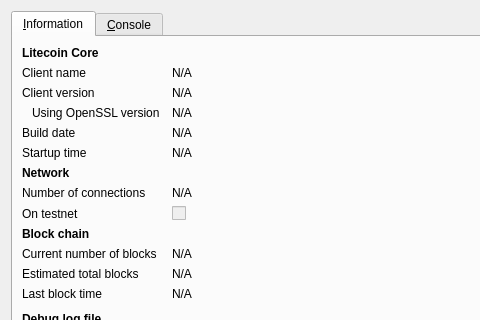
Qt form src/qt/forms/rpcconsole.ui (zvcoin/zcoin-project) before a commit; both pictures show x 0 to 480 and y 0 to 320 of the 740 by 450 pixel window.
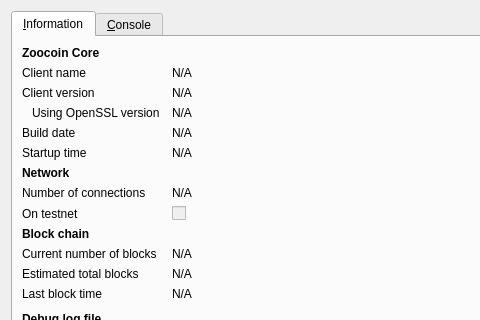
The same form after that commit. Icons and pictures are not drawn.

```diff
--- a/src/qt/forms/rpcconsole.ui
+++ b/src/qt/forms/rpcconsole.ui
@@ -36,7 +36,7 @@
           </font>
          </property>
          <property name="text">
-          <string>Litecoin Core</string>
+          <string>Zoocoin Core</string>
          </property>
         </widget>
        </item>
```
Left out of the diff: 6 changed lines with no effect on the pictures.
